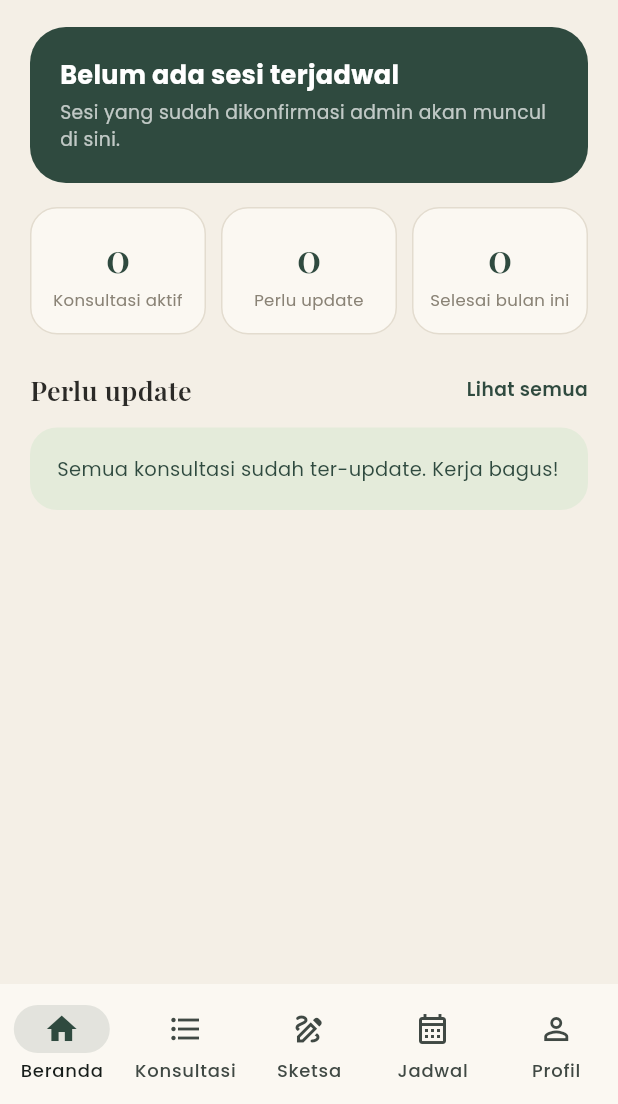
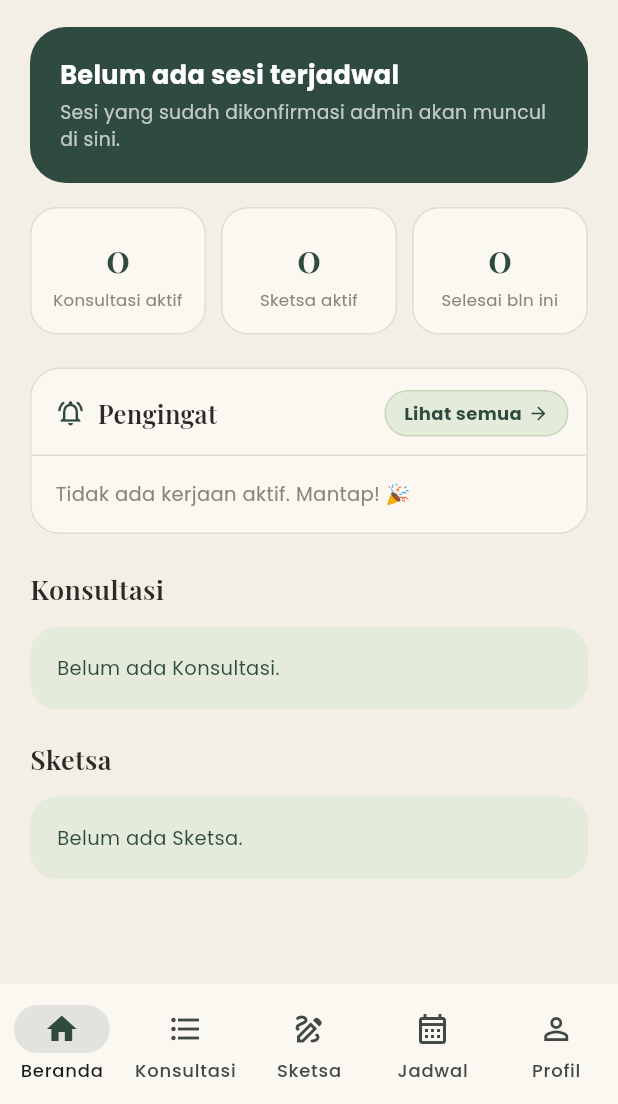
Before and after one commit to deswintadwip/ruangrancang, a Flutter app: the ArsitekHomeScreen screen opened directly, on a phone screen of 412 x 824 dp, the part 132-1236 px from its top. Run offline on Flutter 3.47's test engine with Material 3 defaults, Android fonts, the phone set to English and light mode, and no system bars; our stand-ins replace cloud_firestore, firebase_auth, firebase_core, google_fonts, image_picker; missing offline and left inert: file_selector; accounts and stored records are empty.

Commit message:
Perbaiki dashboard & header arsitek, rapihkan kartu konsultasi

```diff
--- a/lib/models/pesanan_sketsa.dart
+++ b/lib/models/pesanan_sketsa.dart
@@ -47,6 +47,8 @@ class PesananSketsa {
   final String bukti; // base64 bukti transfer
   final DateTime? batasBayar;
   final DateTime? createdAt;
+  final DateTime? diverifikasiAt; // admin memverifikasi bayar -> mulai dikerjakan
+  final int tambahanHariKerja; // tambahan waktu dari admin (hari kerja)
 
   // Hasil
   final String hasilNama;
@@ -96,6 +98,8 @@ class PesananSketsa {
     this.bukti = '',
     this.batasBayar,
     this.createdAt,
+    this.diverifikasiAt,
+    this.tambahanHariKerja = 0,
     this.hasilNama = '',
     this.hasilUkuran = 0,
     this.hasilBagian = 0,
@@ -150,6 +154,8 @@ class PesananSketsa {
       bukti: s('buktiBayar'),
       batasBayar: _w(m['batasBayar']),
       createdAt: _w(m['createdAt']),
+      diverifikasiAt: _w(m['diverifikasiAt']),
+      tambahanHariKerja: n('tambahanHariKerja'),
       hasilNama: s('hasilNama'),
       hasilUkuran: n('hasilUkuran'),
       hasilBagian: n('hasilBagian'),
--- a/lib/screens/arsitek/arsitek_beranda_tab.dart
+++ b/lib/screens/arsitek/arsitek_beranda_tab.dart
@@ -4,17 +4,21 @@ import 'package:url_launcher/url_launcher.dart';
 import '../../config/status.dart';
 import '../../config/tahap.dart';
 import '../../models/konsultasi.dart';
+import '../../models/pesanan_sketsa.dart';
 import '../../services/auth_service.dart';
 import '../../services/konsultasi_service.dart';
 import '../../services/notifikasi_service.dart';
+import '../../services/pesanan_sketsa_service.dart';
 import '../../theme/app_theme.dart';
 import '../notifikasi/notifikasi_screen.dart';
 import 'arsitek_detail_screen.dart';
+import 'arsitek_kerjaan_screen.dart';
 import 'arsitek_util.dart';
+import 'kerjaan_arsitek.dart';
 
-/// Beranda arsitek: sesi berikutnya, ringkasan angka, dan yang perlu update.
+/// Beranda arsitek: sesi berikutnya, ringkasan angka, pengingat kerjaan,
+/// lalu daftar konsultasi & sketsa per kategori.
 class ArsitekBerandaTab extends StatefulWidget {
-  /// Membuka tab lain di cangkang (1 = Konsultasi).
   final ValueChanged<int> onOpenTab;
   const ArsitekBerandaTab({super.key, required this.onOpenTab});
 
@@ -54,34 +58,67 @@ class _ArsitekBerandaTabState extends State<ArsitekBerandaTab> {
     return SafeArea(
       child: StreamBuilder<List<Konsultasi>>(
         stream: KonsultasiService.milikArsitekSaya(),
-        builder: (context, snap) {
-          final semua = (snap.data ?? const <Konsultasi>[])
+        builder: (context, snapK) {
+          return StreamBuilder<List<PesananSketsa>>(
+            stream: PesananSketsaService.untukSaya(),
+            builder: (context, snapS) {
+              final memuat = !snapK.hasData || !snapS.hasData;
+              final kList = (snapK.data ?? const <Konsultasi>[])
                   .where(tampilDiArsitek)
                   .toList();
-          final aktif = semua
+              final sList = snapS.data ?? const <PesananSketsa>[];
+              final sekarang = DateTime.now();
+
+              final aktifK = kList
                   .where((k) => k.status == StatusKonsultasi.dikonfirmasi)
                   .toList();
-          final sekarang = DateTime.now();
-          final berikut = aktif.where((k) {
+              final berikut = aktifK.where((k) {
                 final m = k.mulai;
-            return m != null && m.isAfter(sekarang.subtract(const Duration(hours: 2)));
-          }).toList();
+                return m != null &&
+                    m.isAfter(sekarang.subtract(const Duration(hours: 2)));
+              }).toList()
+                ..sort((a, b) =>
+                    (a.mulai ?? DateTime(2100)).compareTo(b.mulai ?? DateTime(2100)));
               final sesi = berikut.isEmpty ? null : berikut.first;
-          final perlu = aktif.where(perluUpdate).toList();
-          final selesaiBulanIni = semua.where((k) {
+
+              final items = [
+                ...itemDariKonsultasi(kList),
+                ...itemDariSketsa(sList),
+              ];
+              final pengingat = items.where((e) => e.aktif).toList()
+                ..sort((a, b) {
+                  if (a.mendesak != b.mendesak) return a.mendesak ? -1 : 1;
+                  return a.waktuUrut.compareTo(b.waktuUrut);
+                });
+              final konsulItems = items
+                  .where((e) => e.jenis == JenisKerjaan.konsultasi)
+                  .toList()
+                ..sort((a, b) => b.waktuUrut.compareTo(a.waktuUrut));
+              final sketsaItems = items
+                  .where((e) => e.jenis == JenisKerjaan.sketsa)
+                  .toList()
+                ..sort((a, b) => b.waktuUrut.compareTo(a.waktuUrut));
+
+              bool bulanIni(DateTime? d) =>
+                  d != null && d.year == sekarang.year && d.month == sekarang.month;
+              final sketsaAktif =
+                  sList.where((p) => p.status == StatusSketsa.dikerjakan).length;
+              final selesaiBulanIni = kList.where((k) {
                 final d = DateTime.tryParse(k.tanggal);
-            return k.status == StatusKonsultasi.selesai &&
-                d != null &&
-                d.year == sekarang.year &&
-                d.month == sekarang.month;
-          }).length;
+                return k.status == StatusKonsultasi.selesai && bulanIni(d);
+              }).length +
+                  sList
+                      .where((p) =>
+                  p.status == StatusSketsa.selesai &&
+                      bulanIni(p.hasilAt ?? p.createdAt))
+                      .length;
 
               return ListView(
                 padding: const EdgeInsets.fromLTRB(20, 12, 20, 24),
                 children: [
                   _header(),
                   const SizedBox(height: 18),
-              if (!snap.hasData)
+                  if (memuat)
                     const Padding(
                       padding: EdgeInsets.all(40),
                       child: Center(child: CircularProgressIndicator()),
@@ -90,19 +127,111 @@ class _ArsitekBerandaTabState extends State<ArsitekBerandaTab> {
                     _kartuSesi(sesi),
                     const SizedBox(height: 16),
                     Row(children: [
-                  _stat('${aktif.length}', 'Konsultasi aktif'),
+                      _stat('${aktifK.length}', 'Konsultasi aktif'),
                       const SizedBox(width: 10),
-                  _stat('${perlu.length}', 'Perlu update',
-                      sorot: perlu.isNotEmpty),
+                      _stat('$sketsaAktif', 'Sketsa aktif'),
                       const SizedBox(width: 10),
-                  _stat('$selesaiBulanIni', 'Selesai bulan ini'),
+                      _stat('$selesaiBulanIni', 'Selesai bln ini'),
                     ]),
+                    const SizedBox(height: 22),
+                    _pengingat(pengingat),
                     const SizedBox(height: 24),
+                    _seksi('Konsultasi', konsulItems),
+                    const SizedBox(height: 20),
+                    _seksi('Sketsa', sketsaItems),
+                  ],
+                ],
+              );
+            },
+          );
+        },
+      ),
+    );
+  }
+
+  // ───── Pengingat ─────
+  Widget _pengingat(List<ItemKerjaan> items) {
+    final tampil = items.take(5).toList();
+    return Container(
+      clipBehavior: Clip.antiAlias,
+      decoration: BoxDecoration(
+        color: AppColors.surface,
+        borderRadius: BorderRadius.circular(20),
+        border: Border.all(color: AppColors.border),
+      ),
+      child: Column(
+        crossAxisAlignment: CrossAxisAlignment.stretch,
+        children: [
+          Padding(
+            padding: const EdgeInsets.fromLTRB(16, 14, 12, 12),
+            child: Row(children: [
+              const Icon(Icons.notifications_active_outlined,
+                  size: 20, color: AppColors.primary),
+              const SizedBox(width: 8),
+              Expanded(child: Text('Pengingat', style: AppTheme.heading(17))),
+              GestureDetector(
+                onTap: () => Navigator.push(
+                  context,
+                  MaterialPageRoute(
+                      builder: (_) => const ArsitekKerjaanScreen()),
+                ),
+                child: Container(
+                  padding:
+                  const EdgeInsets.symmetric(horizontal: 12, vertical: 6),
+                  decoration: BoxDecoration(
+                    color: AppColors.sageMuda,
+                    borderRadius: BorderRadius.circular(20),
+                    border: Border.all(color: AppColors.sage),
+                  ),
+                  child: const Row(mainAxisSize: MainAxisSize.min, children: [
+                    Text('Lihat semua',
+                        style: TextStyle(
+                            fontSize: 12,
+                            fontWeight: FontWeight.w700,
+                            color: AppColors.primary)),
+                    SizedBox(width: 4),
+                    Icon(Icons.arrow_forward, size: 14, color: AppColors.primary),
+                  ]),
+                ),
+              ),
+            ]),
+          ),
+          const Divider(height: 1, color: AppColors.border),
+          if (tampil.isEmpty)
+            const Padding(
+              padding: EdgeInsets.all(16),
+              child: Text('Tidak ada kerjaan aktif. Mantap! 🎉',
+                  style: TextStyle(fontSize: 13, color: AppColors.textMuted)),
+            )
+          else
+            Padding(
+              padding: const EdgeInsets.symmetric(horizontal: 14),
+              child: Column(children: [
+                for (int i = 0; i < tampil.length; i++) ...[
+                  if (i > 0) const Divider(height: 1, color: AppColors.border),
+                  kartuKerjaan(context, tampil[i], datar: true),
+                ],
+              ]),
+            ),
+        ],
+      ),
+    );
+  }
+
+  // ───── Section per kategori ─────
+  Widget _seksi(String judul, List<ItemKerjaan> items) {
+    return Column(
+      crossAxisAlignment: CrossAxisAlignment.start,
+      children: [
         Row(children: [
-                  Expanded(
-                      child: Text('Perlu update', style: AppTheme.heading(18))),
+          Expanded(child: Text(judul, style: AppTheme.heading(18))),
+          if (items.length > 3)
             GestureDetector(
-                    onTap: () => widget.onOpenTab(1),
+              onTap: () => Navigator.push(
+                context,
+                MaterialPageRoute(
+                    builder: (_) => const ArsitekKerjaanScreen()),
+              ),
               child: const Text('Lihat semua',
                   style: TextStyle(
                       fontSize: 12.5,
@@ -111,18 +240,15 @@ class _ArsitekBerandaTabState extends State<ArsitekBerandaTab> {
             ),
         ]),
         const SizedBox(height: 12),
-                if (perlu.isEmpty)
-                  _kosong()
+        if (items.isEmpty)
+          _kosong('Belum ada $judul.')
         else
-                  for (final k in perlu.take(3)) _barisPerluUpdate(k),
+          for (final it in items.take(3)) kartuKerjaan(context, it),
       ],
-            ],
-          );
-        },
-      ),
     );
   }
 
+  // ───── header ─────
   Widget _header() {
     return HeaderFoto(bulat: true, child: _headerIsi());
   }
@@ -171,6 +297,7 @@ class _ArsitekBerandaTabState extends State<ArsitekBerandaTab> {
     ]);
   }
 
+  // ───── kartu sesi berikutnya ─────
   Widget _kartuSesi(Konsultasi? k) {
     if (k == null) {
       return Container(
@@ -276,7 +403,6 @@ class _ArsitekBerandaTabState extends State<ArsitekBerandaTab> {
       if (!ok) _pesan('Tidak bisa membuka link Meet.');
       return;
     }
-    // Link Meet belum ada (atau sesi studio): buka detail untuk mengisi/melihat.
     _bukaDetail(k);
   }
 
@@ -312,59 +438,14 @@ class _ArsitekBerandaTabState extends State<ArsitekBerandaTab> {
     );
   }
 
-  Widget _barisPerluUpdate(Konsultasi k) {
-    final u = k.updatedAt;
-    final ket = u == null
-        ? '${TahapKerja.namaTahap(k.tahapSaatIni)} · belum ada update sejak dikonfirmasi'
-        : '${TahapKerja.namaTahap(k.tahapSaatIni)} · update terakhir ${waktuLalu(u)}';
-    return Padding(
-      padding: const EdgeInsets.only(bottom: 10),
-      child: GestureDetector(
-        onTap: () => _bukaDetail(k),
-        child: Container(
-          padding: const EdgeInsets.all(14),
-          decoration: BoxDecoration(
-            color: AppColors.surface,
-            borderRadius: BorderRadius.circular(18),
-            border: Border.all(color: AppColors.border),
-          ),
-          child: Row(children: [
-            Expanded(
-              child: Column(
-                crossAxisAlignment: CrossAxisAlignment.start,
-                children: [
-                  Text(k.userNama,
-                      style: const TextStyle(
-                          fontSize: 14.5, fontWeight: FontWeight.w700)),
-                  const SizedBox(height: 2),
-                  Text(ket,
-                      style: const TextStyle(
-                          fontSize: 12, color: AppColors.textMuted)),
-                ],
-              ),
-            ),
-            Container(
-              width: 34,
-              height: 34,
-              decoration: const BoxDecoration(
-                  color: Color(0xFFD9A441), shape: BoxShape.circle),
-              child: const Icon(Icons.edit_outlined,
-                  size: 17, color: Colors.white),
-            ),
-          ]),
-        ),
-      ),
-    );
-  }
-
-  Widget _kosong() => Container(
+  Widget _kosong(String teks) => Container(
     width: double.infinity,
     padding: const EdgeInsets.all(18),
     decoration: BoxDecoration(
       color: AppColors.sageMuda,
       borderRadius: BorderRadius.circular(18),
     ),
-    child: const Text('Semua konsultasi sudah ter-update. Kerja bagus!',
-        style: TextStyle(fontSize: 13, color: AppColors.primary)),
+    child: Text(teks,
+        style: const TextStyle(fontSize: 13, color: AppColors.primary)),
   );
 }
--- /dev/null
+++ b/lib/screens/arsitek/kerjaan_arsitek.dart
@@ -0,0 +1,209 @@
+import 'package:flutter/material.dart';
+import '../../config/status.dart';
+import '../../config/tahap.dart';
+import '../../config/tenggat_sketsa.dart';
+import '../../models/konsultasi.dart';
+import '../../models/pesanan_sketsa.dart';
+import '../../theme/app_theme.dart';
+import '../sketsa/sketsa_detail_screen.dart';
+import 'arsitek_detail_screen.dart';
+import 'arsitek_util.dart';
+
+/// Satu "kerjaan" arsitek yang disatukan dari konsultasi & sketsa, supaya bisa
+/// ditampilkan seragam di dashboard dan layar "Semua Kerjaan".
+enum JenisKerjaan { konsultasi, sketsa }
+
+class ItemKerjaan {
+  final JenisKerjaan jenis;
+  final String id;
+  final String klien;
+  final String tipeLabel; // "Konsultasi" / "Sketsa desain"
+  final String detail; // info ringkas (jadwal / luas / tenggat)
+  final String statusLabel; // "Selesai", "Dikerjakan", "Terlambat", dll
+  final bool aktif; // true = masih berjalan, false = selesai
+  final bool mendesak; // perlu update / terlambat
+  final DateTime waktuUrut;
+
+  const ItemKerjaan({
+    required this.jenis,
+    required this.id,
+    required this.klien,
+    required this.tipeLabel,
+    required this.detail,
+    required this.statusLabel,
+    required this.aktif,
+    required this.mendesak,
+    required this.waktuUrut,
+  });
+
+  IconData get ikon => jenis == JenisKerjaan.sketsa
+      ? Icons.draw_outlined
+      : Icons.event_outlined;
+}
+
+const _bln = [
+  '', 'Jan', 'Feb', 'Mar', 'Apr', 'Mei', 'Jun',
+  'Jul', 'Agu', 'Sep', 'Okt', 'Nov', 'Des'
+];
+String _tglSingkat(DateTime d) => '${d.day} ${_bln[d.month]}';
+
+/// Konsultasi → item kerjaan (hanya yang relevan: dikonfirmasi / selesai).
+List<ItemKerjaan> itemDariKonsultasi(List<Konsultasi> list) {
+  final hasil = <ItemKerjaan>[];
+  for (final k in list.where(tampilDiArsitek)) {
+    if (k.status == StatusKonsultasi.dikonfirmasi) {
+      hasil.add(ItemKerjaan(
+        jenis: JenisKerjaan.konsultasi,
+        id: k.id,
+        klien: k.userNama,
+        tipeLabel: 'Konsultasi',
+        detail: '${tanggalLengkap(k.tanggal)} · ${k.jam}',
+        statusLabel: perluUpdate(k) ? 'Perlu update' : 'Dikonfirmasi',
+        aktif: true,
+        mendesak: perluUpdate(k),
+        waktuUrut: k.mulai ?? DateTime.now(),
+      ));
+    } else if (k.status == StatusKonsultasi.selesai) {
+      hasil.add(ItemKerjaan(
+        jenis: JenisKerjaan.konsultasi,
+        id: k.id,
+        klien: k.userNama,
+        tipeLabel: 'Konsultasi',
+        detail: tanggalLengkap(k.tanggal),
+        statusLabel: 'Selesai',
+        aktif: false,
+        mendesak: false,
+        waktuUrut: k.mulai ?? DateTime(2000),
+      ));
+    }
+  }
+  return hasil;
+}
+
+/// Sketsa → item kerjaan (dikerjakan / selesai).
+List<ItemKerjaan> itemDariSketsa(List<PesananSketsa> list) {
+  final hasil = <ItemKerjaan>[];
+  for (final p in list) {
+    if (p.status == StatusSketsa.dikerjakan) {
+      final telat = TenggatSketsa.terlambat(p);
+      final batas = TenggatSketsa.batas(p);
+      hasil.add(ItemKerjaan(
+        jenis: JenisKerjaan.sketsa,
+        id: p.id,
+        klien: p.userNama,
+        tipeLabel: 'Sketsa desain',
+        detail: '${p.luasLahan} m²'
+            '${batas == null ? '' : ' · tenggat ${_tglSingkat(batas)}'}',
+        statusLabel: telat ? 'Terlambat' : 'Dikerjakan',
+        aktif: true,
+        mendesak: telat,
+        waktuUrut: p.diverifikasiAt ?? DateTime.now(),
+      ));
+    } else if (p.status == StatusSketsa.selesai) {
+      hasil.add(ItemKerjaan(
+        jenis: JenisKerjaan.sketsa,
+        id: p.id,
+        klien: p.userNama,
+        tipeLabel: 'Sketsa desain',
+        detail: '${p.luasLahan} m²',
+        statusLabel: 'Selesai',
+        aktif: false,
+        mendesak: false,
+        waktuUrut: p.hasilAt ?? p.createdAt ?? DateTime(2000),
+      ));
+    }
+  }
+  return hasil;
+}
+
+void bukaKerjaan(BuildContext context, ItemKerjaan it) {
+  Navigator.push(
+    context,
+    MaterialPageRoute(
+      builder: (_) => it.jenis == JenisKerjaan.sketsa
+          ? SketsaDetailScreen(pesananId: it.id)
+          : ArsitekDetailScreen(konsultasiId: it.id),
+    ),
+  );
+}
+
+/// Lencana status kecil di kanan kartu.
+Widget _lencana(ItemKerjaan it) {
+  Color bg;
+  Color fg;
+  if (it.mendesak) {
+    bg = const Color(0xFFF7E3DD);
+    fg = const Color(0xFFB3392F);
+  } else if (!it.aktif) {
+    bg = AppColors.sage;
+    fg = AppColors.primary;
+  } else {
+    bg = AppColors.sageMuda;
+    fg = AppColors.primary;
+  }
+  return Container(
+    padding: const EdgeInsets.symmetric(horizontal: 10, vertical: 4),
+    decoration: BoxDecoration(color: bg, borderRadius: BorderRadius.circular(12)),
+    child: Text(it.statusLabel,
+        style: TextStyle(
+            fontSize: 11, fontWeight: FontWeight.w700, color: fg)),
+  );
+}
+
+/// Baris satu kerjaan. [datar] = tanpa border/latar (untuk di dalam kartu lain).
+Widget kartuKerjaan(BuildContext context, ItemKerjaan it, {bool datar = false}) {
+  final isi = Row(children: [
+    Container(
+      width: 40,
+      height: 40,
+      alignment: Alignment.center,
+      decoration: BoxDecoration(
+        color: AppColors.primary.withValues(alpha: 0.10),
+        borderRadius: BorderRadius.circular(12),
+      ),
+      child: Icon(it.ikon, size: 20, color: AppColors.primary),
+    ),
+    const SizedBox(width: 12),
+    Expanded(
+      child: Column(crossAxisAlignment: CrossAxisAlignment.start, children: [
+        Text(it.klien,
+            maxLines: 1,
+            overflow: TextOverflow.ellipsis,
+            style:
+            const TextStyle(fontSize: 14.5, fontWeight: FontWeight.w700)),
+        const SizedBox(height: 2),
+        Text('${it.tipeLabel} · ${it.detail}',
+            maxLines: 2,
+            overflow: TextOverflow.ellipsis,
+            style: const TextStyle(fontSize: 12, color: AppColors.textMuted)),
+      ]),
+    ),
+    const SizedBox(width: 8),
+    _lencana(it),
+  ]);
+
+  if (datar) {
+    return GestureDetector(
+      behavior: HitTestBehavior.opaque,
+      onTap: () => bukaKerjaan(context, it),
+      child: Padding(
+          padding: const EdgeInsets.symmetric(vertical: 10), child: isi),
+    );
+  }
+  return Padding(
+    padding: const EdgeInsets.only(bottom: 10),
+    child: GestureDetector(
+      onTap: () => bukaKerjaan(context, it),
+      child: Container(
+        padding: const EdgeInsets.all(14),
+        decoration: BoxDecoration(
+          color: AppColors.surface,
+          borderRadius: BorderRadius.circular(18),
+          border: Border.all(
+              color: it.mendesak ? const Color(0xFFE8B7AA) : AppColors.border),
+        ),
+        child: isi,
+      ),
+    ),
+  );
+}
```
Also changed, not shown: lib/config/tenggat_sketsa.dart (added, +67 -0 lines), lib/screens/arsitek/arsitek_kerjaan_screen.dart (added, +77 -0 lines), lib/screens/arsitek/arsitek_konsultasi_tab.dart (+14 -24 lines), 1 other file. Lines whose indentation alone changed are shown as unchanged.
